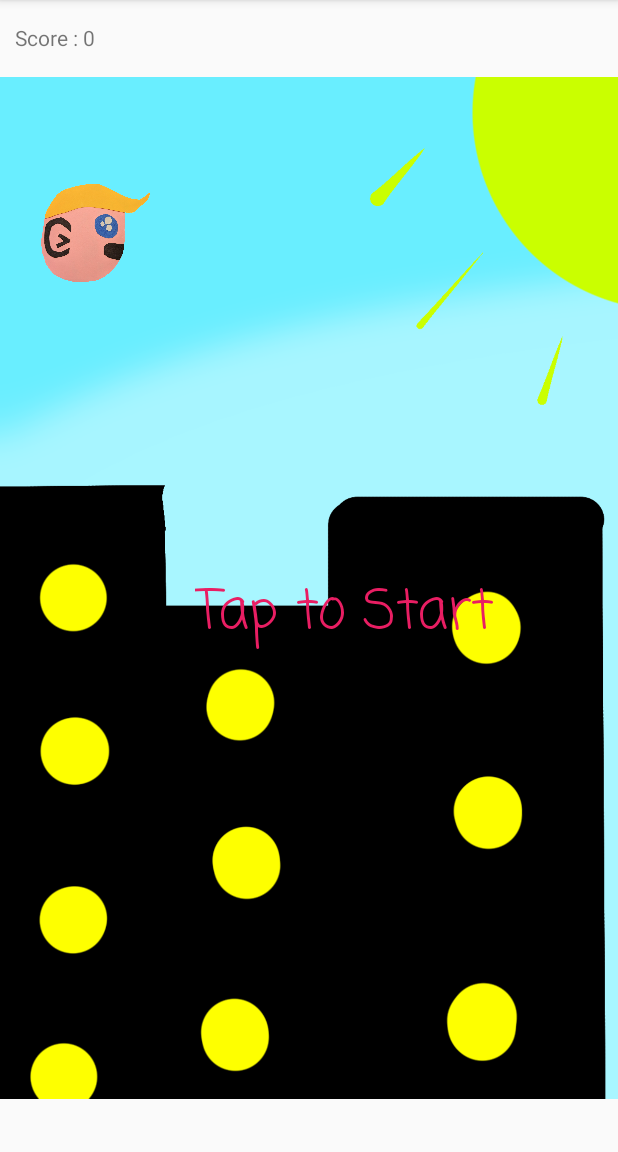
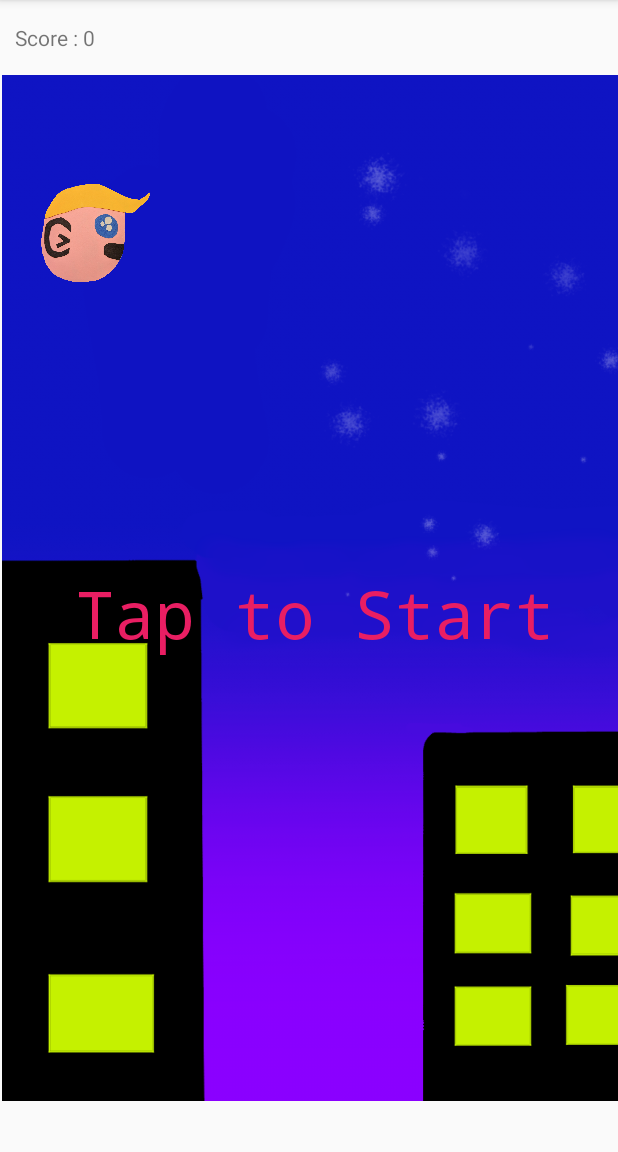
Before and after one commit to LawrenceScroggs/Hotdog_Game, an Android app: the screen it shows after launch (MainActivity), on a phone screen of 412 x 824 dp, the part 84-1236 px from its top. Run offline under Robolectric (Android 15) with nearby library versions, the phone set to English and light mode, and no system bars.

Commit message:
trying dif bg

```diff
--- a/app/src/main/res/layout/activity_main.xml
+++ b/app/src/main/res/layout/activity_main.xml
@@ -25,11 +25,9 @@
         android:layout_height="match_parent">
 
 
-
-
         <ImageView
             android:id="@+id/bg1"
-            android:layout_width="870dp"
+            android:layout_width="1266dp"
             android:layout_height="684dp"
             android:contentDescription="@string/bg1"
             android:visibility="visible"
@@ -37,7 +35,7 @@
 
         <ImageView
             android:id="@+id/bg2"
-            android:layout_width="873dp"
+            android:layout_width="1266dp"
             android:layout_height="684dp"
             android:contentDescription="@string/bg2"
             android:visibility="visible"
@@ -61,6 +59,7 @@
             android:background="@android:color/transparent"
             android:contentDescription="@string/wiener"
             app:srcCompat="@drawable/wiener" />
+
         <TextView
             android:id="@+id/to_start"
             android:layout_width="wrap_content"
@@ -74,10 +73,10 @@
             android:text="@string/start"
             android:textAppearance="@style/TextAppearance.AppCompat.Large"
             android:textColor="#E91E63"
-            android:textSize="36sp"
-            android:translationX="120dp"
+            android:textSize="44sp"
+            android:translationX="40dp"
             android:visibility="visible"
-            app:fontFamily="casual" />
+            app:fontFamily="monospace" />
 
 
     </FrameLayout>
```
Also changed, not shown: app/src/main/java/kevin/wiener/game/MainActivity.java (+9 -5 lines), app/src/main/res/drawable/bg1.png, app/src/main/res/drawable/bg2.png.
